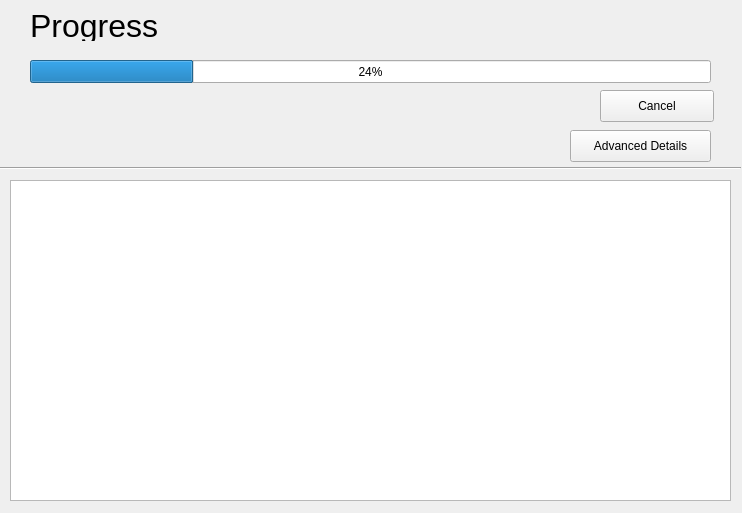
The window that ProgressDialog.ui (hallamlab/MetaPathwaysGUI) describes before a commit, drawn with Qt 5.
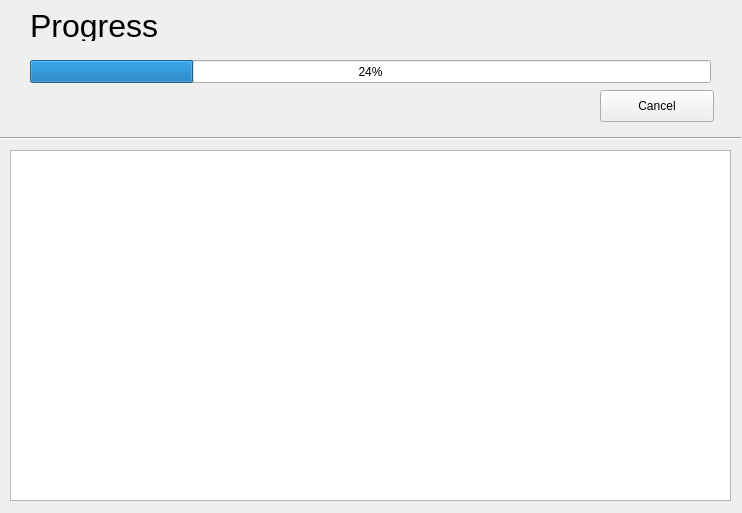
The same window after the commit.

The edit to the form file:
```diff
--- a/ProgressDialog.ui
+++ b/ProgressDialog.ui
@@ -48,9 +48,9 @@
    <property name="geometry">
     <rect>
      <x>10</x>
-     <y>180</y>
+     <y>150</y>
      <width>721</width>
-     <height>321</height>
+     <height>351</height>
     </rect>
    </property>
   </widget>
@@ -58,7 +58,7 @@
    <property name="geometry">
     <rect>
      <x>0</x>
-     <y>160</y>
+     <y>130</y>
      <width>741</width>
      <height>16</height>
     </rect>
@@ -67,19 +67,6 @@
     <enum>Qt::Horizontal</enum>
    </property>
   </widget>
-  <widget class="QPushButton" name="pushButton">
-   <property name="geometry">
-    <rect>
-     <x>570</x>
-     <y>130</y>
-     <width>141</width>
-     <height>32</height>
-    </rect>
-   </property>
-   <property name="text">
-    <string>Advanced Details</string>
-   </property>
-  </widget>
   <widget class="QPushButton" name="cancelButton">
    <property name="geometry">
     <rect>
```
